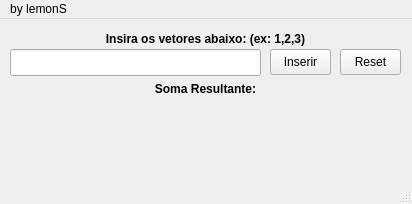
The window that SomavetorialGUI.ui (llemonS/somavetorial) describes before a commit, drawn with Qt 5.
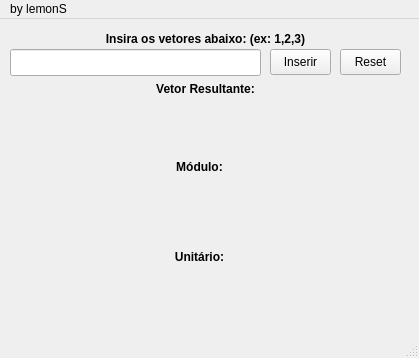
The same window after the commit.

Commit message: +modulo & unitario

Patch:
```diff
--- a/SomavetorialGUI.ui
+++ b/SomavetorialGUI.ui
@@ -6,8 +6,8 @@
    <rect>
     <x>0</x>
     <y>0</y>
-    <width>412</width>
-    <height>204</height>
+    <width>419</width>
+    <height>358</height>
    </rect>
   </property>
   <property name="windowTitle">
@@ -66,7 +66,7 @@
      </rect>
     </property>
     <property name="text">
-     <string>&lt;html&gt;&lt;head/&gt;&lt;body&gt;&lt;p align=&quot;center&quot;&gt;&lt;span style=&quot; font-weight:600;&quot;&gt;Soma Resultante:&lt;/span&gt;&lt;/p&gt;&lt;/body&gt;&lt;/html&gt;</string>
+     <string>&lt;html&gt;&lt;head/&gt;&lt;body&gt;&lt;p align=&quot;center&quot;&gt;&lt;span style=&quot; font-weight:600;&quot;&gt;Vetor Resultante:&lt;/span&gt;&lt;/p&gt;&lt;/body&gt;&lt;/html&gt;</string>
     </property>
    </widget>
    <widget class="QLabel" name="labelresposta">
@@ -75,7 +75,7 @@
       <x>10</x>
       <y>80</y>
       <width>391</width>
-      <height>71</height>
+      <height>51</height>
      </rect>
     </property>
     <property name="font">
@@ -100,13 +100,75 @@
      <string>Reset</string>
     </property>
    </widget>
+   <widget class="QLabel" name="label_3">
+    <property name="geometry">
+     <rect>
+      <x>170</x>
+      <y>140</y>
+      <width>59</width>
+      <height>17</height>
+     </rect>
+    </property>
+    <property name="text">
+     <string>&lt;html&gt;&lt;head/&gt;&lt;body&gt;&lt;p align=&quot;center&quot;&gt;&lt;span style=&quot; font-weight:600;&quot;&gt;Módulo:&lt;/span&gt;&lt;/p&gt;&lt;/body&gt;&lt;/html&gt;</string>
+    </property>
+   </widget>
+   <widget class="QLabel" name="label_4">
+    <property name="geometry">
+     <rect>
+      <x>170</x>
+      <y>230</y>
+      <width>59</width>
+      <height>17</height>
+     </rect>
+    </property>
+    <property name="text">
+     <string>&lt;html&gt;&lt;head/&gt;&lt;body&gt;&lt;p align=&quot;center&quot;&gt;&lt;span style=&quot; font-weight:600;&quot;&gt;Unitário:&lt;/span&gt;&lt;/p&gt;&lt;/body&gt;&lt;/html&gt;</string>
+    </property>
+   </widget>
+   <widget class="QLabel" name="labelmodulo">
+    <property name="geometry">
+     <rect>
+      <x>10</x>
+      <y>160</y>
+      <width>401</width>
+      <height>61</height>
+     </rect>
+    </property>
+    <property name="font">
+     <font>
+      <pointsize>22</pointsize>
+     </font>
+    </property>
+    <property name="text">
+     <string>&lt;html&gt;&lt;head/&gt;&lt;body&gt;&lt;p align=&quot;center&quot;&gt;&lt;br/&gt;&lt;/p&gt;&lt;/body&gt;&lt;/html&gt;</string>
+    </property>
+   </widget>
+   <widget class="QLabel" name="labelunitario">
+    <property name="geometry">
+     <rect>
+      <x>8</x>
+      <y>250</y>
+      <width>401</width>
+      <height>51</height>
+     </rect>
+    </property>
+    <property name="font">
+     <font>
+      <pointsize>22</pointsize>
+     </font>
+    </property>
+    <property name="text">
+     <string>&lt;html&gt;&lt;head/&gt;&lt;body&gt;&lt;p align=&quot;center&quot;&gt;&lt;br/&gt;&lt;/p&gt;&lt;/body&gt;&lt;/html&gt;</string>
+    </property>
+   </widget>
   </widget>
   <widget class="QMenuBar" name="menubar">
    <property name="geometry">
     <rect>
      <x>0</x>
      <y>0</y>
-     <width>412</width>
+     <width>419</width>
      <height>25</height>
     </rect>
    </property>
```
The commit also changes 1 other file.
